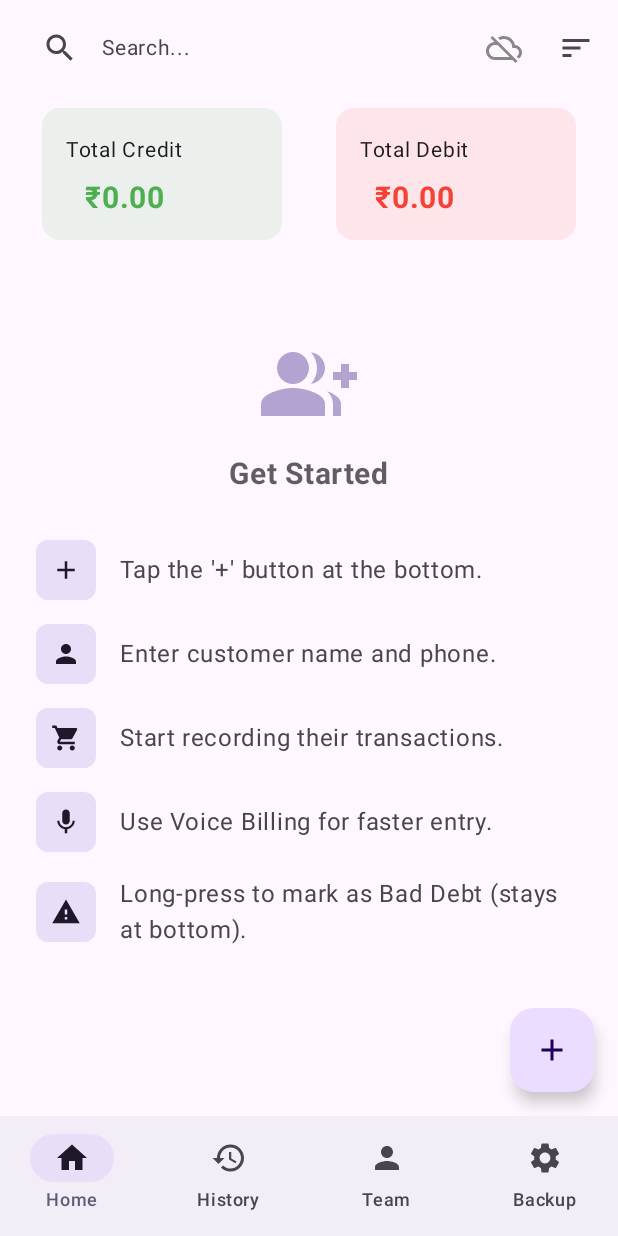
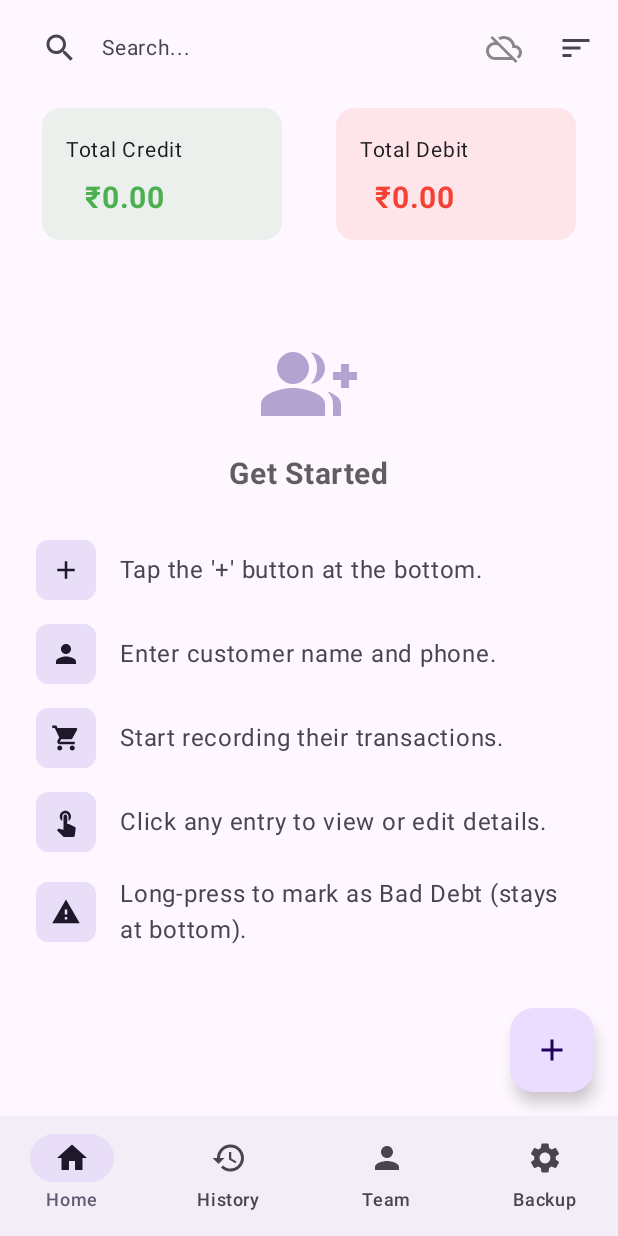
Before and after one commit to Dipesh1997/CBB, an Android app built with Jetpack Compose: the screen it shows after launch (MainActivity), on a phone screen of 412 x 824 dp. Run offline under Robolectric (Android 15) with nearby library versions, the light colour scheme and no system bars; our stand-ins replace Dagger/Hilt's generated code, Room's generated code; libraries missing offline, so code that uses them is left out: com.google.api.client, com.google.api.services; 2 statements that could not run were skipped.

Commit message:
Final Sync stabilization: Automated header repair, defensive data pulling, and updated Home guidance

```diff
--- a/app/src/main/java/g/p/cbb/ui/screens/HomeScreen.kt
+++ b/app/src/main/java/g/p/cbb/ui/screens/HomeScreen.kt
@@ -149,7 +149,7 @@ fun HomeScreen(
                         Icons.Default.Add to "Tap the '+' button at the bottom.",
                         Icons.Default.Person to "Enter customer name and phone.",
                         Icons.Default.ShoppingCart to "Start recording their transactions.",
-                        Icons.Default.Mic to "Use Voice Billing for faster entry.",
+                        Icons.Default.TouchApp to "Click any entry to view or edit details.",
                         Icons.Default.Warning to "Long-press to mark as Bad Debt (stays at bottom)."
                     )
                 )
--- a/app/src/main/java/g/p/cbb/utils/CloudSyncManager.kt
+++ b/app/src/main/java/g/p/cbb/utils/CloudSyncManager.kt
@@ -244,11 +244,23 @@ class CloudSyncManager @Inject constructor(
         val rows = sheets.spreadsheets().values().get(spreadsheetId, "Customers!A2:I").execute().getValues() ?: return
         rows.forEach { row ->
             if (row.size < 9) return@forEach
-            val sid = row[8].toString().trim()
-            val last = row[7].toString().toLongOrNull() ?: 0L
+            val sid = row.getOrNull(8)?.toString()?.trim() ?: return@forEach
+            val last = row.getOrNull(7)?.toString()?.toLongOrNull() ?: 0L
             val local = customerDao.getCustomerByServerId(sid)
             if (local == null || last > local.lastUpdated) {
-                customerDao.insertCustomer(Customer(id = local?.id ?: 0, name = row[1].toString(), phone = row[2].toString(), address = row[3].toString(), totalBalance = row[4].toString().toDoubleOrNull() ?: 0.0, isBadDebt = row[5].toString().toBoolean(), createdBy = row[6].toString(), lastUpdated = last, syncStatus = 0, serverId = sid))
+                val customer = Customer(
+                    id = local?.id ?: 0,
+                    name = row.getOrNull(1)?.toString() ?: "Unknown",
+                    phone = row.getOrNull(2)?.toString() ?: "",
+                    address = row.getOrNull(3)?.toString() ?: "",
+                    totalBalance = row.getOrNull(4)?.toString()?.toDoubleOrNull() ?: 0.0,
+                    isBadDebt = row.getOrNull(5)?.toString()?.toBoolean() ?: false,
+                    createdBy = row.getOrNull(6)?.toString() ?: "unknown",
+                    lastUpdated = last,
+                    syncStatus = 0,
+                    serverId = sid
+                )
+                customerDao.insertCustomer(customer)
             }
         }
     }
@@ -257,13 +269,28 @@ class CloudSyncManager @Inject constructor(
         val rows = sheets.spreadsheets().values().get(spreadsheetId, "Transactions!A2:M").execute().getValues() ?: return
         rows.forEach { row ->
             if (row.size < 13) return@forEach
-            val sid = row[12].toString().trim()
-            val last = row[11].toString().toLongOrNull() ?: 0L
-            val cid = row[1].toString().trim()
+            val sid = row.getOrNull(12)?.toString()?.trim() ?: return@forEach
+            val last = row.getOrNull(11)?.toString()?.toLongOrNull() ?: 0L
+            val cid = row.getOrNull(1)?.toString()?.trim() ?: return@forEach
             val cust = customerDao.getCustomerByServerId(cid) ?: return@forEach
             val local = transactionDao.getTransactionByServerId(sid)
             if (local == null || last > local.lastUpdated) {
-                transactionDao.insertTransaction(Transaction(id = local?.id ?: 0, customerId = cust.id, amount = row[2].toString().toDoubleOrNull() ?: 0.0, type = try { TransactionType.valueOf(row[3].toString()) } catch (e: Exception) { TransactionType.DEBIT }, timestamp = row[4].toString().toLongOrNull() ?: 0L, note = row[5].toString(), attachmentPath = null, createdBy = row[10].toString(), lastUpdated = last, syncStatus = 0, serverId = sid, driveFileId = row[8].toString().takeIf { it.isNotEmpty() }, parentServerId = row[9].toString().takeIf { it.isNotEmpty() }))
+                val tx = Transaction(
+                    id = local?.id ?: 0,
+                    customerId = cust.id,
+                    amount = row.getOrNull(2)?.toString()?.toDoubleOrNull() ?: 0.0,
+                    type = try { TransactionType.valueOf(row.getOrNull(3)?.toString() ?: "DEBIT") } catch (e: Exception) { TransactionType.DEBIT },
+                    timestamp = row.getOrNull(4)?.toString()?.toLongOrNull() ?: 0L,
+                    note = row.getOrNull(5)?.toString() ?: "",
+                    attachmentPath = null,
+                    createdBy = row.getOrNull(10)?.toString() ?: "unknown",
+                    lastUpdated = last,
+                    syncStatus = 0,
+                    serverId = sid,
+                    driveFileId = row.getOrNull(8)?.toString()?.takeIf { it.isNotEmpty() },
+                    parentServerId = row.getOrNull(9)?.toString()?.takeIf { it.isNotEmpty() }
+                )
+                transactionDao.insertTransaction(tx)
             }
         }
     }
```
